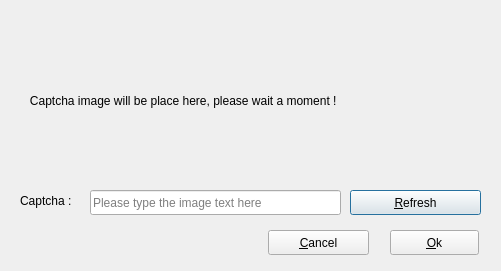
Before: the Qt Designer form src/qt/forms/captchadialog.ui in Mxrider420z/KORE-master, drawn with Qt 5.
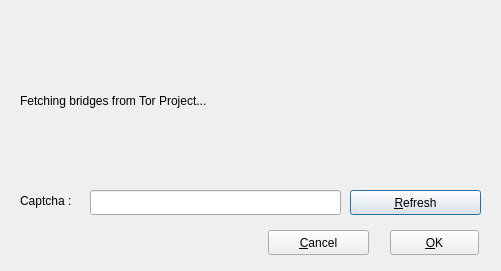
After: the same form once the commit is applied.

Commit message: qt/net: Moat API bridge retrieval + obfs4 path detection + testnet fixes

The edit to the form file:
```diff
--- a/src/qt/forms/captchadialog.ui
+++ b/src/qt/forms/captchadialog.ui
@@ -29,7 +29,7 @@
     <string/>
    </property>
    <property name="placeholderText">
-    <string>Please type the image text here</string>
+    <string></string>
    </property>
   </widget>
   <widget class="QLabel" name="captchaLabel">
@@ -42,7 +42,7 @@
     </rect>
    </property>
    <property name="text">
-    <string>   Captcha image will be place here, please wait a moment !</string>
+    <string>Fetching bridges from Tor Project...</string>
    </property>
   </widget>
   <widget class="QLabel" name="label">
@@ -68,7 +68,7 @@
     </rect>
    </property>
    <property name="text">
-    <string>&amp;Ok</string>
+    <string>&amp;OK</string>
    </property>
   </widget>
   <widget class="QPushButton" name="cancelButton">
```
Left out of the diff: 2 changed lines with no effect on the pictures. The commit also changes 7 other files.
